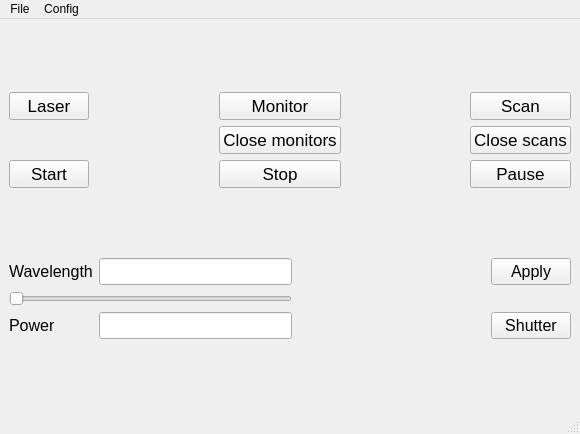
The window that pharos/view/GUI/QtCreator/main_window.ui (uetke/UUPharosController) describes before a commit, drawn with Qt 5.
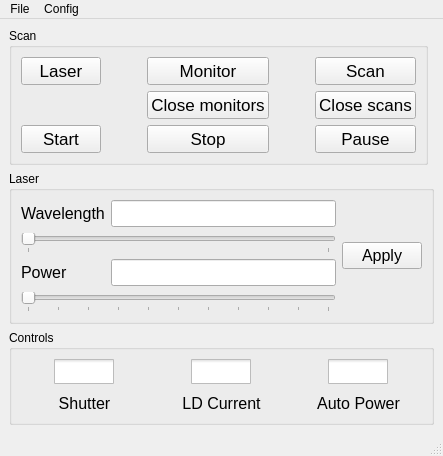
The same window after the commit. Icons and pictures are not drawn.

```diff
--- a/pharos/view/GUI/QtCreator/main_window.ui
+++ b/pharos/view/GUI/QtCreator/main_window.ui
@@ -6,18 +6,271 @@
    <rect>
     <x>0</x>
     <y>0</y>
-    <width>580</width>
-    <height>434</height>
+    <width>438</width>
+    <height>445</height>
    </rect>
   </property>
   <property name="windowTitle">
    <string>MainWindow</string>
   </property>
+  <property name="autoFillBackground">
+   <bool>false</bool>
+  </property>
   <property name="styleSheet">
-   <string notr="true"/>
+   <string notr="true">QCheckBox::indicator:unchecked {
+image: url(:/Icons/icons/button_red.svg);
+}
+
+QCheckBox::indicator:checked {
+image: url(:/Icons/icons/button_green.svg);
+}
+
+QCheckBox::indicator{
+	width: 60px;
+	height: 25px;
+	subcontrol-position: center;
+}</string>
+  </property>
+  <property name="animated">
+   <bool>true</bool>
   </property>
   <widget class="QWidget" name="centralwidget">
+   <layout class="QGridLayout" name="gridLayout_3">
+    <item row="1" column="0" colspan="2">
+     <widget class="QGroupBox" name="groupBox">
+      <property name="sizePolicy">
+       <sizepolicy hsizetype="Minimum" vsizetype="Minimum">
+        <horstretch>0</horstretch>
+        <verstretch>0</verstretch>
+       </sizepolicy>
+      </property>
+      <property name="title">
+       <string>Laser</string>
+      </property>
+      <layout class="QGridLayout" name="gridLayout_5">
+       <item row="0" column="0">
    <layout class="QGridLayout" name="gridLayout">
+         <item row="2" column="0">
+          <widget class="QLabel" name="label_2">
+           <property name="font">
+            <font>
+             <pointsize>12</pointsize>
+            </font>
+           </property>
+           <property name="text">
+            <string>Power</string>
+           </property>
+           <property name="buddy">
+            <cstring>power</cstring>
+           </property>
+          </widget>
+         </item>
+         <item row="0" column="1">
+          <widget class="QLineEdit" name="wavelength">
+           <property name="font">
+            <font>
+             <pointsize>12</pointsize>
+            </font>
+           </property>
+          </widget>
+         </item>
+         <item row="1" column="0" colspan="2">
+          <widget class="QSlider" name="wavelength_slider">
+           <property name="maximum">
+            <number>1600000</number>
+           </property>
+           <property name="pageStep">
+            <number>10000</number>
+           </property>
+           <property name="orientation">
+            <enum>Qt::Horizontal</enum>
+           </property>
+           <property name="tickPosition">
+            <enum>QSlider::TicksBelow</enum>
+           </property>
+           <property name="tickInterval">
+            <number>100000</number>
+           </property>
+          </widget>
+         </item>
+         <item row="2" column="1">
+          <widget class="QLineEdit" name="power">
+           <property name="font">
+            <font>
+             <pointsize>12</pointsize>
+            </font>
+           </property>
+          </widget>
+         </item>
+         <item row="3" column="0" colspan="2">
+          <widget class="QSlider" name="power_slider">
+           <property name="maximum">
+            <number>1000</number>
+           </property>
+           <property name="orientation">
+            <enum>Qt::Horizontal</enum>
+           </property>
+           <property name="tickPosition">
+            <enum>QSlider::TicksBelow</enum>
+           </property>
+           <property name="tickInterval">
+            <number>100</number>
+           </property>
+          </widget>
+         </item>
+         <item row="0" column="0">
+          <widget class="QLabel" name="label">
+           <property name="font">
+            <font>
+             <pointsize>12</pointsize>
+            </font>
+           </property>
+           <property name="text">
+            <string>Wavelength</string>
+           </property>
+           <property name="buddy">
+            <cstring>wavelength</cstring>
+           </property>
+          </widget>
+         </item>
+         <item row="0" column="2" rowspan="4">
+          <widget class="QPushButton" name="apply_laser">
+           <property name="font">
+            <font>
+             <pointsize>12</pointsize>
+            </font>
+           </property>
+           <property name="text">
+            <string>Apply</string>
+           </property>
+          </widget>
+         </item>
+        </layout>
+       </item>
+      </layout>
+     </widget>
+    </item>
+    <item row="2" column="0" colspan="2">
+     <widget class="QGroupBox" name="groupBox_3">
+      <property name="sizePolicy">
+       <sizepolicy hsizetype="Minimum" vsizetype="Minimum">
+        <horstretch>0</horstretch>
+        <verstretch>0</verstretch>
+       </sizepolicy>
+      </property>
+      <property name="title">
+       <string>Controls</string>
+      </property>
+      <layout class="QGridLayout" name="gridLayout_6">
+       <item row="0" column="0">
+        <layout class="QGridLayout" name="gridLayout_2">
+         <property name="spacing">
+          <number>10</number>
+         </property>
+         <item row="1" column="1">
+          <widget class="QLabel" name="label_4">
+           <property name="font">
+            <font>
+             <pointsize>12</pointsize>
+            </font>
+           </property>
+           <property name="text">
+            <string>LD Current</string>
+           </property>
+           <property name="alignment">
+            <set>Qt::AlignCenter</set>
+           </property>
+           <property name="buddy">
+            <cstring>LD_current</cstring>
+           </property>
+          </widget>
+         </item>
+         <item row="0" column="0">
+          <widget class="QCheckBox" name="shutter">
+           <property name="text">
+            <string/>
+           </property>
+           <property name="iconSize">
+            <size>
+             <width>64</width>
+             <height>16</height>
+            </size>
+           </property>
+           <property name="checked">
+            <bool>false</bool>
+           </property>
+           <property name="tristate">
+            <bool>false</bool>
+           </property>
+          </widget>
+         </item>
+         <item row="0" column="1">
+          <widget class="QCheckBox" name="LD_current">
+           <property name="text">
+            <string/>
+           </property>
+          </widget>
+         </item>
+         <item row="1" column="0">
+          <widget class="QLabel" name="label_3">
+           <property name="font">
+            <font>
+             <pointsize>12</pointsize>
+            </font>
+           </property>
+           <property name="text">
+            <string>Shutter</string>
+           </property>
+           <property name="alignment">
+            <set>Qt::AlignCenter</set>
+           </property>
+           <property name="buddy">
+            <cstring>shutter</cstring>
+           </property>
+          </widget>
+         </item>
+         <item row="0" column="2">
+          <widget class="QCheckBox" name="auto_power">
+           <property name="text">
+            <string/>
+           </property>
+          </widget>
+         </item>
+         <item row="1" column="2">
+          <widget class="QLabel" name="label_5">
+           <property name="font">
+            <font>
+             <pointsize>12</pointsize>
+            </font>
+           </property>
+           <property name="text">
+            <string>Auto Power</string>
+           </property>
+           <property name="alignment">
+            <set>Qt::AlignCenter</set>
+           </property>
+           <property name="buddy">
+            <cstring>auto_power</cstring>
+           </property>
+          </widget>
+         </item>
+        </layout>
+       </item>
+      </layout>
+     </widget>
+    </item>
+    <item row="0" column="0">
+     <widget class="QGroupBox" name="groupBox_2">
+      <property name="sizePolicy">
+       <sizepolicy hsizetype="MinimumExpanding" vsizetype="Minimum">
+        <horstretch>0</horstretch>
+        <verstretch>0</verstretch>
+       </sizepolicy>
+      </property>
+      <property name="title">
+       <string>Scan</string>
+      </property>
+      <layout class="QGridLayout" name="gridLayout_4">
     <item row="0" column="0">
      <layout class="QGridLayout" name="Top_Layout">
       <item row="0" column="0">
@@ -144,101 +397,8 @@
       </item>
      </layout>
     </item>
-    <item row="1" column="0">
-     <layout class="QGridLayout" name="Bottom_Layout">
-      <item row="3" column="0">
-       <widget class="QLabel" name="label_2">
-        <property name="font">
-         <font>
-          <pointsize>12</pointsize>
-         </font>
-        </property>
-        <property name="text">
-         <string>Power</string>
-        </property>
-        <property name="buddy">
-         <cstring>power</cstring>
-        </property>
-       </widget>
-      </item>
-      <item row="1" column="2">
-       <spacer name="horizontalSpacer_3">
-        <property name="orientation">
-         <enum>Qt::Horizontal</enum>
-        </property>
-        <property name="sizeHint" stdset="0">
-         <size>
-          <width>48</width>
-          <height>20</height>
-         </size>
-        </property>
-       </spacer>
-      </item>
-      <item row="1" column="1">
-       <widget class="QLineEdit" name="wavelength">
-        <property name="font">
-         <font>
-          <pointsize>12</pointsize>
-         </font>
-        </property>
-       </widget>
-      </item>
-      <item row="2" column="0" colspan="2">
-       <widget class="QSlider" name="wavelength_slider">
-        <property name="orientation">
-         <enum>Qt::Horizontal</enum>
-        </property>
-       </widget>
-      </item>
-      <item row="3" column="1">
-       <widget class="QLineEdit" name="power">
-        <property name="font">
-         <font>
-          <pointsize>12</pointsize>
-         </font>
-        </property>
-       </widget>
-      </item>
-      <item row="1" column="0">
-       <widget class="QLabel" name="label">
-        <property name="font">
-         <font>
-          <pointsize>12</pointsize>
-         </font>
-        </property>
-        <property name="text">
-         <string>Wavelength</string>
-        </property>
-        <property name="buddy">
-         <cstring>wavelength</cstring>
-        </property>
-       </widget>
-      </item>
-      <item row="1" column="3">
-       <widget class="QPushButton" name="apply_laser">
-        <property name="font">
-         <font>
-          <pointsize>12</pointsize>
-         </font>
-        </property>
-        <property name="text">
-         <string>Apply</string>
-        </property>
-       </widget>
-      </item>
-      <item row="3" column="3">
-       <widget class="QPushButton" name="shutter">
-        <property name="font">
-         <font>
-          <pointsize>12</pointsize>
-         </font>
-        </property>
-        <property name="text">
-         <string>Shutter</string>
-        </property>
-       </widget>
-      </item>
-     </layout>
+      </layout>
+     </widget>
     </item>
    </layout>
   </widget>
@@ -247,8 +407,8 @@
     <rect>
      <x>0</x>
      <y>0</y>
-     <width>580</width>
-     <height>46</height>
+     <width>438</width>
+     <height>21</height>
     </rect>
    </property>
    <widget class="QMenu" name="menuFile">
```
Left out of the diff: 32 changed lines with no effect on the pictures. Lines whose indentation alone changed are shown as unchanged.
